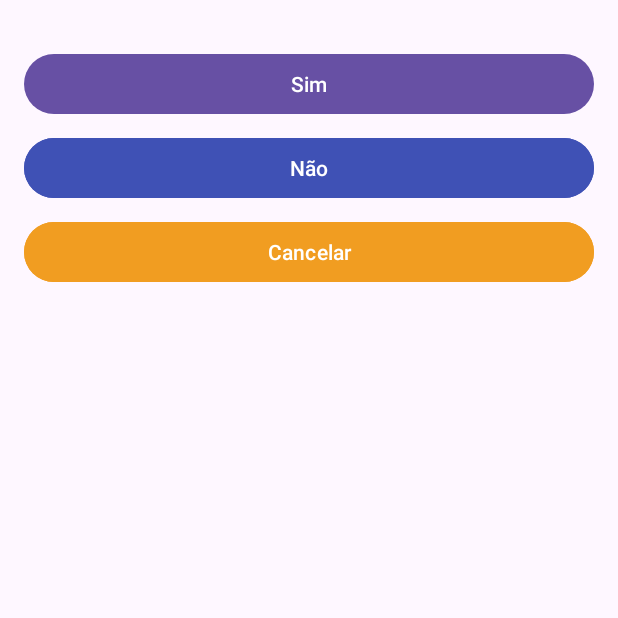
After one commit to yuretr/MeuApp, an Android app: the SendResultActivity screen opened directly, with no data from a screen before it, on a phone screen of 412 x 824 dp, the top half of it. The commit adds this screen. Run offline under Robolectric (Android 15) with nearby library versions, the phone set to English and light mode, and no system bars.

Commit message:
SendResultActivity criada

```diff
--- a/app/src/main/AndroidManifest.xml
+++ b/app/src/main/AndroidManifest.xml
@@ -12,6 +12,9 @@
         android:supportsRtl="true"
         android:theme="@style/Theme.MeuApp"
         tools:targetApi="31">
+        <activity
+            android:name=".SendResultActivity"
+            android:exported="false" />
         <activity
             android:name=".ResultActivity"
             android:exported="false" />
--- /dev/null
+++ b/app/src/main/java/br/com/meuapp/SendResultActivity.kt
@@ -0,0 +1,48 @@
+package br.com.meuapp
+
+import android.app.Activity
+import android.content.Intent
+import android.os.Bundle
+import android.widget.Button
+import androidx.appcompat.app.AppCompatActivity
+
+class SendResultActivity : AppCompatActivity() {
+    override fun onCreate(savedInstanceState: Bundle?) {
+        super.onCreate(savedInstanceState)
+        setContentView(R.layout.activity_send_result)
+
+        val btYes = findViewById<Button>(R.id.btYes)
+        val btNo = findViewById<Button>(R.id.btNo)
+        val btCancel = findViewById<Button>(R.id.btCancel)
+//      ctrl + D, duplica a linha abaixo
+
+        btYes.setOnClickListener {
+            val intent = Intent()
+
+            intent.putExtra("RESULT", getString(R.string.sim))
+
+            setResult(Activity.RESULT_OK, intent)
+//          aqui recebe a informação de sim
+
+            finish()
+        }
+
+        btNo.setOnClickListener {
+            val intent = Intent()
+
+            intent.putExtra("RESULT", getString(R.string.n_o))
+
+            setResult(Activity.RESULT_OK, intent)
+//          aqui recebe a informação de não
+
+            finish()
+        }
+
+        btCancel.setOnClickListener {
+
+            setResult(Activity.RESULT_CANCELED)
+
+            finish()
+        }
+    }
+}
--- /dev/null
+++ b/app/src/main/res/layout/activity_send_result.xml
@@ -0,0 +1,48 @@
+<?xml version="1.0" encoding="utf-8"?>
+<androidx.constraintlayout.widget.ConstraintLayout xmlns:android="http://schemas.android.com/apk/res/android"
+    xmlns:app="http://schemas.android.com/apk/res-auto"
+    xmlns:tools="http://schemas.android.com/tools"
+    android:layout_width="match_parent"
+    android:layout_height="match_parent"
+    tools:context=".SendResultActivity">
+
+    <Button
+        android:id="@+id/btYes"
+        android:layout_width="0dp"
+        android:layout_height="wrap_content"
+        android:layout_marginStart="16dp"
+        android:layout_marginTop="32dp"
+        android:layout_marginEnd="16dp"
+        android:text="@string/sim"
+        app:layout_constraintEnd_toEndOf="parent"
+        app:layout_constraintStart_toStartOf="parent"
+        app:layout_constraintTop_toTopOf="parent" />
+
+    <Button
+        android:id="@+id/btNo"
+        android:layout_width="0dp"
+        android:layout_height="wrap_content"
+        android:layout_marginStart="16dp"
+        android:layout_marginTop="8dp"
+        android:layout_marginEnd="16dp"
+        android:backgroundTint="#3F51B5"
+        android:text="@string/n_o"
+        app:layout_constraintEnd_toEndOf="parent"
+        app:layout_constraintHorizontal_bias="0.0"
+        app:layout_constraintStart_toStartOf="parent"
+        app:layout_constraintTop_toBottomOf="@+id/btYes" />
+
+    <Button
+        android:id="@+id/btCancel"
+        android:layout_width="0dp"
+        android:layout_height="wrap_content"
+        android:layout_marginStart="16dp"
+        android:layout_marginTop="8dp"
+        android:layout_marginEnd="16dp"
+        android:backgroundTint="#F19D21"
+        android:text="@string/cancelar"
+        app:layout_constraintEnd_toEndOf="parent"
+        app:layout_constraintHorizontal_bias="1.0"
+        app:layout_constraintStart_toStartOf="parent"
+        app:layout_constraintTop_toBottomOf="@+id/btNo" />
+</androidx.constraintlayout.widget.ConstraintLayout>
--- a/app/src/main/res/values/strings.xml
+++ b/app/src/main/res/values/strings.xml
@@ -5,8 +5,8 @@
     <string name="enviar">Enviar</string>
     <string name="ola_nome">Ola, seja bem vindo %1$s!</string>
     <string name="title_activity_drawer">DrawerActivity</string>
-    <string name="navigation_drawer_open">Open navigation drawer</string>
-    <string name="navigation_drawer_close">Close navigation drawer</string>
+    <string name="navigation_drawer_open">Abrir gaveta de navegação</string>
+    <string name="navigation_drawer_close">Fechar gaveta de navegação</string>
     <string name="nav_header_title">Android Studio</string>
     <string name="nav_header_subtitle">android.studio@android.com</string>
     <string name="nav_header_desc">Navigation header</string>
@@ -16,4 +16,10 @@
     <string name="menu_gallery">Galeria</string>
     <string name="menu_slideshow">Slides</string>
     <string name="enviar_para_tela_resultado">Enviar para tela Resultado</string>
+    <string name="abrir_tela_para_receber_resultado">Abrir tela para receber Resultado</string>
+    <string name="n_o">Não</string>
+    <string name="sim">Sim</string>
+    <string name="cancelar">Cancelar</string>
+    <string name="tela_foi_cancelada">Tela foi cancelada</string>
+    <string name="informa_o_recebida_1s">Informação recebida: %1$s</string>
 </resources>
```
Also changed, not shown: app/src/main/java/br/com/meuapp/MainActivity.kt (+34 -1 lines), app/src/main/res/layout/activity_main.xml (+15 -1 lines), 1 other file.
